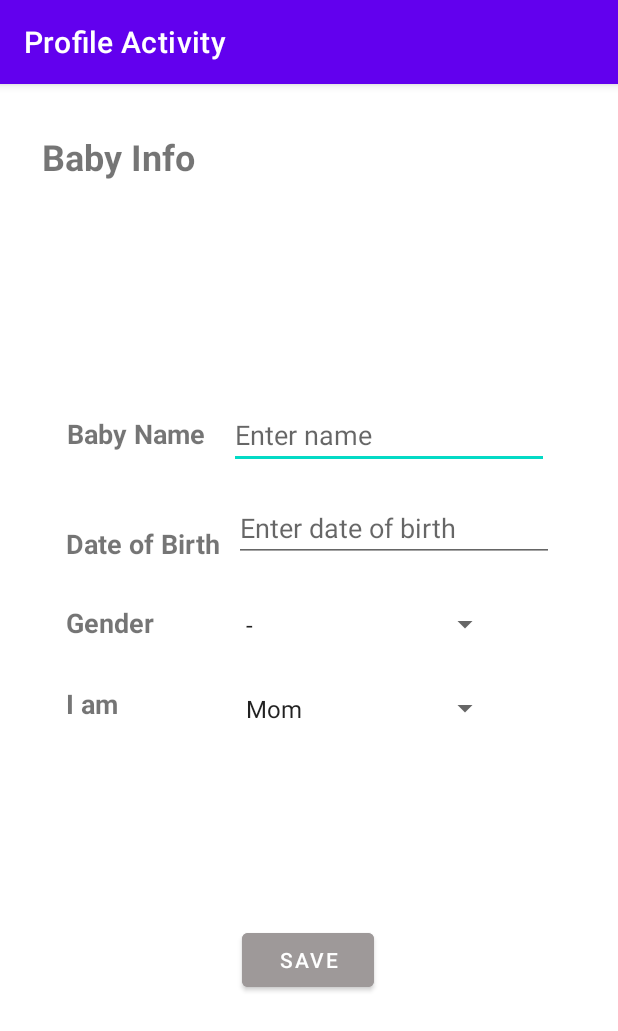
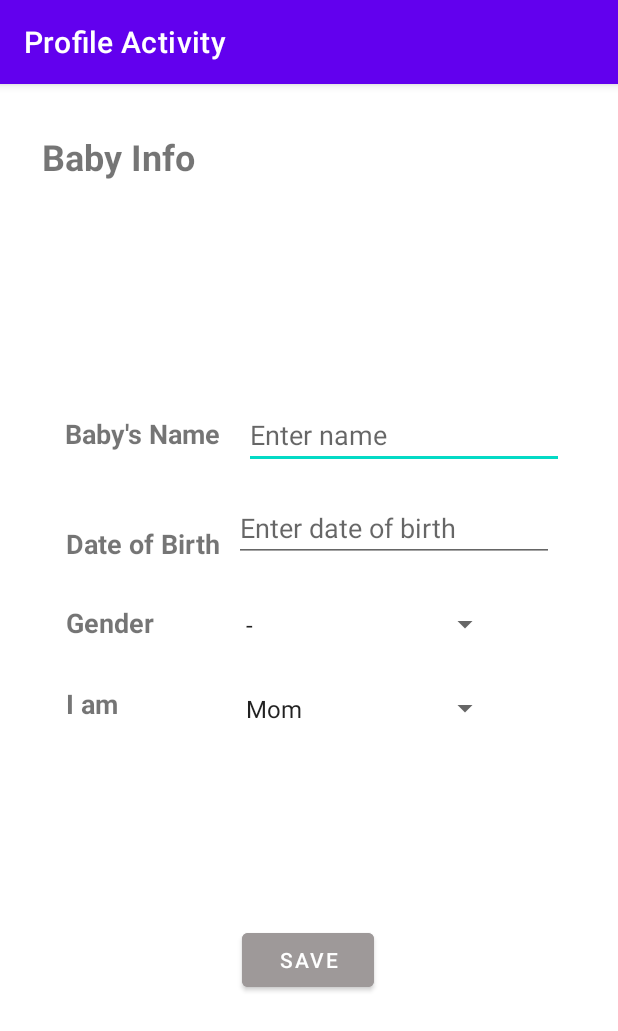
Before and after one commit to GeMath18/Baby_Manager, an Android app: the screen it shows after launch (MainActivity), on a phone screen of 412 x 824 dp. Shown: the top 1031 px of the screen. Run offline under Robolectric (Android 15) with nearby library versions, the phone set to English and light mode, and no system bars.

Commit message:
small change on profile screen

```diff
--- a/app/src/main/res/layout/activity_main.xml
+++ b/app/src/main/res/layout/activity_main.xml
@@ -11,7 +11,7 @@
         android:id="@+id/baby_name"
         android:layout_width="wrap_content"
         android:layout_height="36dp"
-        android:text="@string/baby_name_label"
+        android:text="@string/baby_s_name_text"
         android:textSize="18sp"
         android:textStyle="bold"
         app:layout_constraintBottom_toBottomOf="parent"
--- a/app/src/main/res/values/strings.xml
+++ b/app/src/main/res/values/strings.xml
@@ -38,6 +38,7 @@
     <string name="diapering_text">Diapering</string>
     <string name="sleep_text">Sleep</string>
     <string name="mom_text">Mom</string>
+    <string name="baby_s_name_text">Baby\'s Name</string>
 
 
 </resources>
```
